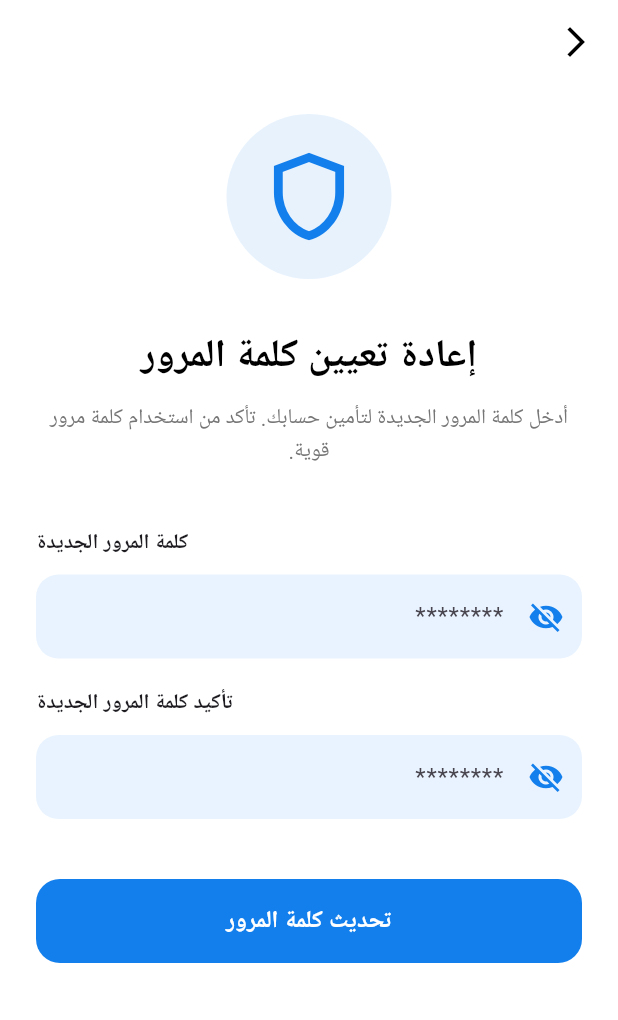
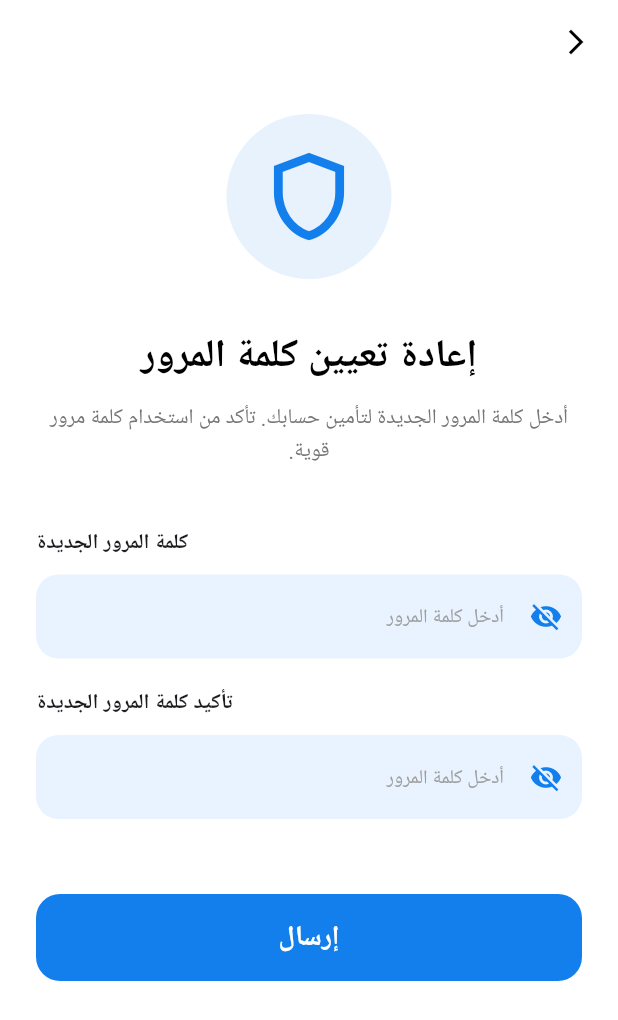
Before and after one commit to 3moor-dot/Gear_Up_App, a Flutter app: the ResetPasswordPage screen opened directly, on a phone screen of 412 x 824 dp. Shown: the top 1020 px of the screen. Run offline on Flutter 3.47's test engine with Material 3 defaults, Android fonts, the phone set to English and light mode, and no system bars; our stand-ins replace font_awesome_flutter, image_picker, shared_preferences; accounts and stored records are empty; Roboto replaces fonts that are missing (Cairo).

Commit message:
Link reset_password.dart with backend

```diff
--- a/lib/pages/Reset_Password/reset_password.dart
+++ b/lib/pages/Reset_Password/reset_password.dart
@@ -1,4 +1,7 @@
 import 'package:flutter/material.dart';
+import 'package:http/http.dart' as http;
+import 'dart:convert';
+import 'package:shared_preferences/shared_preferences.dart';
 
 class ResetPasswordPage extends StatefulWidget {
   const ResetPasswordPage({super.key});
@@ -8,21 +11,97 @@ class ResetPasswordPage extends StatefulWidget {
 }
 
 class _ResetPasswordPageState extends State<ResetPasswordPage> {
-  // متغيرات للتحكم في إظهار وإخفاء كلمة المرور
-  bool _isPasswordVisible = false;
-  bool _isConfirmVisible = false;
+  // وحدات التحكم في النصوص
+  final TextEditingController _passwordController = TextEditingController();
+  final TextEditingController _confirmPasswordController = TextEditingController();
+
+  // حالات الرؤية (العين)
+  bool _showPassword = false;
+  bool _showConfirmPassword = false;
+
+  // حالات النظام (نفس منطق React)
+  bool _isLoading = false;
+  String? _errorMessage;
+  bool _isSuccess = false;
+
+  final Color primaryColor = const Color(0xFF137FEC);
+
+  // دالة إرسال البيانات للباك آند
+  Future<void> _handleSubmit() async {
+    final password = _passwordController.text;
+    final confirmPassword = _confirmPasswordController.text;
+
+    // 1. التحقق من الحقول (Validation)
+    if (password.isEmpty || confirmPassword.isEmpty) {
+      setState(() => _errorMessage = "يرجى ملء جميع الحقول");
+      return;
+    }
+    if (password != confirmPassword) {
+      setState(() => _errorMessage = "كلمتا المرور غير متطابقتين");
+      return;
+    }
+    if (password.length < 8) {
+      setState(() => _errorMessage = "يجب أن تكون كلمة المرور 8 أحرف على الأقل");
+      return;
+    }
+
+    // 2. جلب التوكن (Token)
+    final prefs = await SharedPreferences.getInstance();
+    final token = prefs.getString('reset_token');
+
+    if (token == null) {
+      setState(() => _errorMessage = "انتهت صلاحية الجلسة، يرجى البدء من جديد");
+      return;
+    }
+
+    setState(() {
+      _isLoading = true;
+      _errorMessage = null;
+    });
+
+    try {
+      final response = await http.post(
+        Uri.parse("http://gearupapp.runasp.net/api/auth/reset-password"),
+        headers: {"Content-Type": "application/json"},
+        body: jsonEncode({
+          "token": token,
+          "newPassword": password,
+        }),
+      );
+
+      if (response.statusCode == 200) {
+        // حذف التوكن بعد النجاح
+        await prefs.remove('reset_token');
+        setState(() => _isSuccess = true);
+
+        // التحويل لصفحة تسجيل الدخول بعد ثانيتين (نفس React)
+        Future.delayed(const Duration(seconds: 2), () {
+          if (mounted) {
+            Navigator.pushNamedAndRemoveUntil(context, '/login', (route) => false);
+          }
+        });
+      } else {
+        final data = jsonDecode(response.body);
+        throw Exception(data['message'] ?? "حدث خطأ، يرجى المحاولة مرة أخرى");
+      }
+    } catch (err) {
+      setState(() => _errorMessage = err.toString().replaceAll("Exception: ", ""));
+    } finally {
+      if (mounted) setState(() => _isLoading = false);
+    }
+  }
 
   @override
   Widget build(BuildContext context) {
     final isDark = Theme.of(context).brightness == Brightness.dark;
-    final primaryColor = const Color(0xFF137FEC);
 
     return Scaffold(
+      backgroundColor: isDark ? const Color(0xFF0F172A) : Colors.white,
       appBar: AppBar(
         backgroundColor: Colors.transparent,
         elevation: 0,
         leading: IconButton(
-          icon: Icon(Icons.arrow_back_ios_new, color: isDark ? Colors.white : Colors.black),
+          icon: Icon(Icons.arrow_back_ios_new, color: isDark ? Colors.white : Colors.black, size: 20),
           onPressed: () => Navigator.pop(context),
         ),
       ),
@@ -60,7 +139,8 @@ class _ResetPasswordPageState extends State<ResetPasswordPage> {
                 textAlign: TextAlign.center,
                 style: TextStyle(
                   color: isDark ? Colors.grey[400] : Colors.grey[600],
-                  height: 1.5
+                  height: 1.5,
+                  fontSize: 14
                 ),
               ),
 
@@ -69,10 +149,10 @@ class _ResetPasswordPageState extends State<ResetPasswordPage> {
               // NEW PASSWORD FIELD
               _buildPasswordField(
                 label: "كلمة المرور الجديدة",
-                isVisible: _isPasswordVisible,
-                onToggle: () => setState(() => _isPasswordVisible = !_isPasswordVisible),
+                controller: _passwordController,
+                isVisible: _showPassword,
+                onToggle: () => setState(() => _showPassword = !_showPassword),
                 isDark: isDark,
-                primaryColor: primaryColor,
               ),
 
               const SizedBox(height: 20),
@@ -80,30 +160,40 @@ class _ResetPasswordPageState extends State<ResetPasswordPage> {
               // CONFIRM PASSWORD FIELD
               _buildPasswordField(
                 label: "تأكيد كلمة المرور الجديدة",
-                isVisible: _isConfirmVisible,
-                onToggle: () => setState(() => _isConfirmVisible = !_isConfirmVisible),
+                controller: _confirmPasswordController,
+                isVisible: _showConfirmPassword,
+                onToggle: () => setState(() => _showConfirmPassword = !_showConfirmPassword),
                 isDark: isDark,
-                primaryColor: primaryColor,
               ),
 
-              const SizedBox(height: 40),
+              const SizedBox(height: 20),
+
+              // Error & Success Messages
+              if (_errorMessage != null)
+                Text(_errorMessage!, style: const TextStyle(color: Colors.red, fontSize: 13, fontWeight: FontWeight.bold)),
+
+              if (_isSuccess)
+                const Text("تم تغيير كلمة المرور بنجاح! جارٍ التحويل...",
+                  style: TextStyle(color: Colors.green, fontSize: 13, fontWeight: FontWeight.bold)),
+
+              const SizedBox(height: 30),
 
               // SUBMIT BUTTON
               ElevatedButton(
-                onPressed: () {
-                  // هنا نضع منطق العودة لصفحة تسجيل الدخول بعد النجاح
-                  _showSuccessDialog(context, primaryColor);
-                },
+                onPressed: (_isLoading || _isSuccess) ? null : _handleSubmit,
                 style: ElevatedButton.styleFrom(
                   backgroundColor: primaryColor,
-                  minimumSize: const Size(double.infinity, 56),
+                  minimumSize: const Size(double.infinity, 58),
                   shape: RoundedRectangleBorder(borderRadius: BorderRadius.circular(16)),
                   elevation: 0,
+                  disabledBackgroundColor: primaryColor.withOpacity(0.6),
                 ),
-                child: const Text(
-                  "تحديث كلمة المرور",
-                  style: TextStyle(fontSize: 16, fontWeight: FontWeight.bold, color: Colors.white),
-                ),
+                child: _isLoading
+                    ? const SizedBox(height: 24, width: 24, child: CircularProgressIndicator(color: Colors.white, strokeWidth: 2))
+                    : const Text(
+                        "إرسال",
+                        style: TextStyle(fontSize: 18, fontWeight: FontWeight.bold, color: Colors.white),
+                      ),
               ),
             ],
           ),
@@ -112,32 +202,33 @@ class _ResetPasswordPageState extends State<ResetPasswordPage> {
     );
   }
 
-  // --- Helpers ---
-
   Widget _buildPasswordField({
     required String label,
+    required TextEditingController controller,
     required bool isVisible,
     required VoidCallback onToggle,
     required bool isDark,
-    required Color primaryColor,
   }) {
     return Column(
       crossAxisAlignment: CrossAxisAlignment.end,
       children: [
-        Text(label, style: const TextStyle(fontWeight: FontWeight.bold)),
+        Text(label, style: const TextStyle(fontWeight: FontWeight.bold, fontSize: 14)),
         const SizedBox(height: 10),
         Container(
           decoration: BoxDecoration(
-            color: isDark ? const Color(0xFF137FEC).withOpacity(0.1) : const Color(0xFFE8F3FF),
+            color: isDark ? primaryColor.withOpacity(0.1) : const Color(0xFFE8F3FF),
             borderRadius: BorderRadius.circular(15),
           ),
           child: TextField(
+            controller: controller,
             obscureText: !isVisible,
             textAlign: TextAlign.right,
             decoration: InputDecoration(
-              hintText: "********",
+              hintText: "أدخل كلمة المرور",
+              hintStyle: const TextStyle(fontSize: 13, color: Colors.grey),
+              // العين جهة اليسار
               prefixIcon: IconButton(
-                icon: Icon(isVisible ? Icons.visibility : Icons.visibility_off, color: primaryColor),
+                icon: Icon(isVisible ? Icons.visibility : Icons.visibility_off, color: primaryColor, size: 22),
                 onPressed: onToggle,
               ),
               border: InputBorder.none,
@@ -148,23 +239,4 @@ class _ResetPasswordPageState extends State<ResetPasswordPage> {
       ],
     );
   }
-
-  void _showSuccessDialog(BuildContext context, Color primaryColor) {
-    showDialog(
-      context: context,
-      builder: (context) => AlertDialog(
-        shape: RoundedRectangleBorder(borderRadius: BorderRadius.circular(20)),
-        title: const Text("تم بنجاح", textAlign: TextAlign.center),
-        content: const Text("تم تحديث كلمة المرور الخاصة بك بنجاح، يمكنك الآن تسجيل الدخول.", textAlign: TextAlign.center),
-        actions: [
-          Center(
-            child: TextButton(
-              onPressed: () => Navigator.of(context).popUntil((route) => route.isFirst),
-              child: Text("تسجيل الدخول", style: TextStyle(color: primaryColor, fontWeight: FontWeight.bold)),
-            ),
-          )
-        ],
-      ),
-    );
-  }
 }
```
